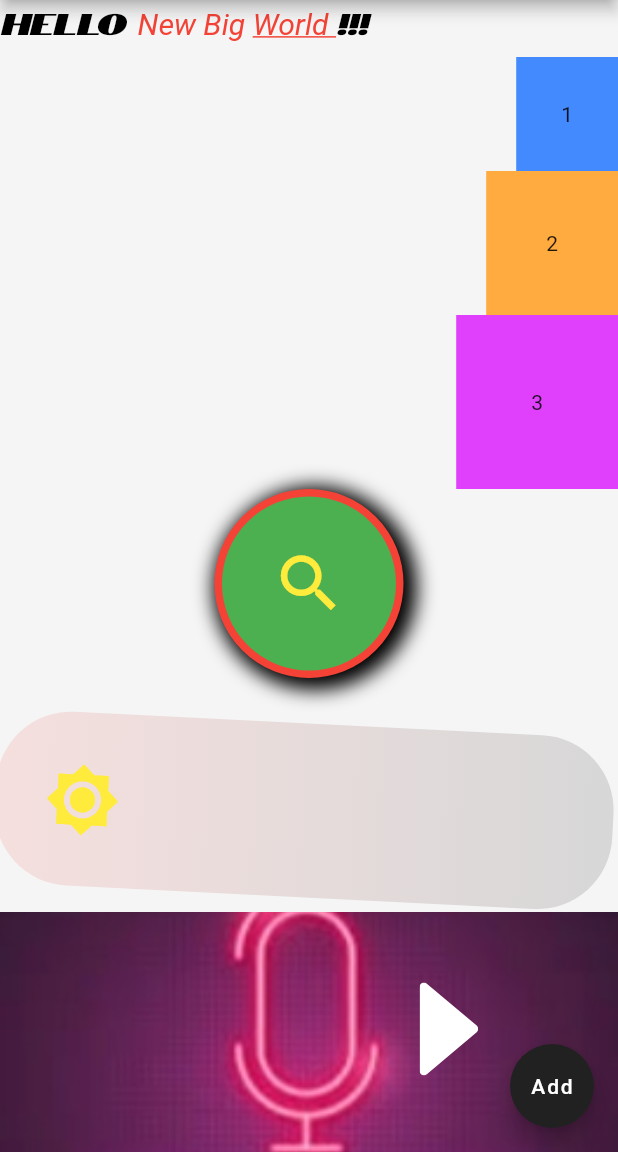
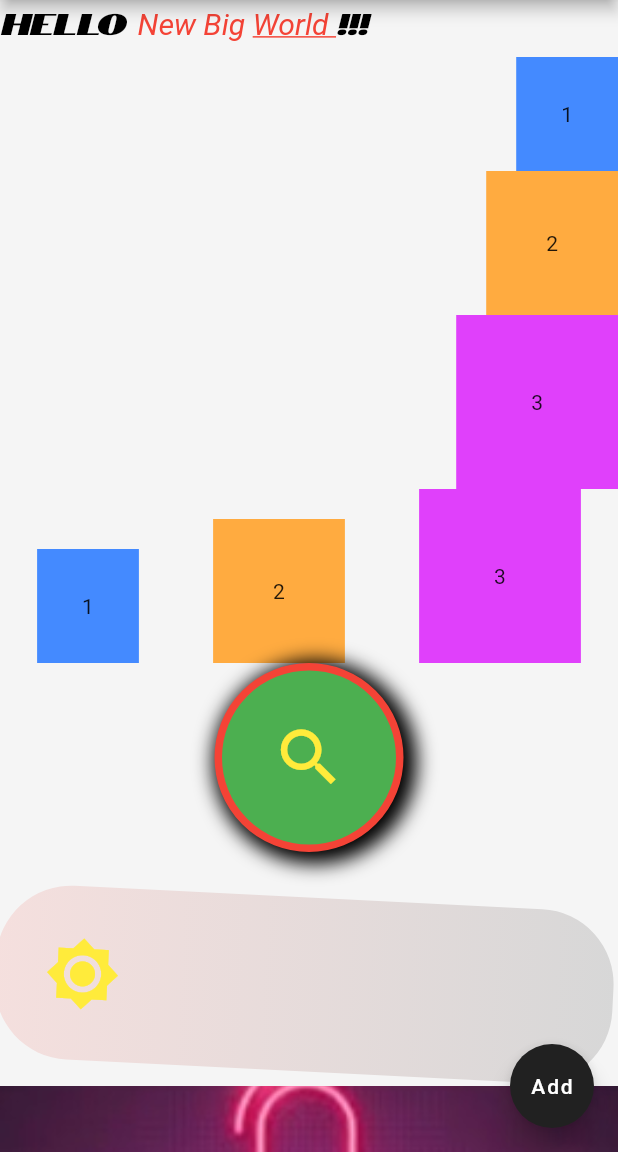
Before and after one commit to vitalik-prog/first-flutter-app, a Flutter app: the screen it shows after launch, on a phone screen of 412 x 824 dp, the part 84-1236 px from its top. Run offline on Flutter 3.47's test engine with Material 2 defaults, Android fonts, the phone set to English and light mode, and no system bars; our stand-ins replace flutter_svg.

Commit message:
added row widget

```diff
--- a/lib/main.dart
+++ b/lib/main.dart
@@ -47,6 +47,27 @@ class MyStatelessWidget extends StatelessWidget {
               ),
             ),
             Column(
+              crossAxisAlignment: CrossAxisAlignment.end,
+              children: [
+                Container(
+                  color: Colors.blueAccent,
+                  padding: const EdgeInsets.all(30),
+                  child: const Text('1'),
+                ),
+                Container(
+                  color: Colors.orangeAccent,
+                  padding: const EdgeInsets.all(40),
+                  child: const Text('2'),
+                ),
+                Container(
+                  color: Colors.purpleAccent,
+                  padding: const EdgeInsets.all(50),
+                  child: const Text('3'),
+                ),
+              ],
+            ),
+            Row(
+              mainAxisAlignment: MainAxisAlignment.spaceAround,
               crossAxisAlignment: CrossAxisAlignment.end,
               children: [
                 Container(
```
